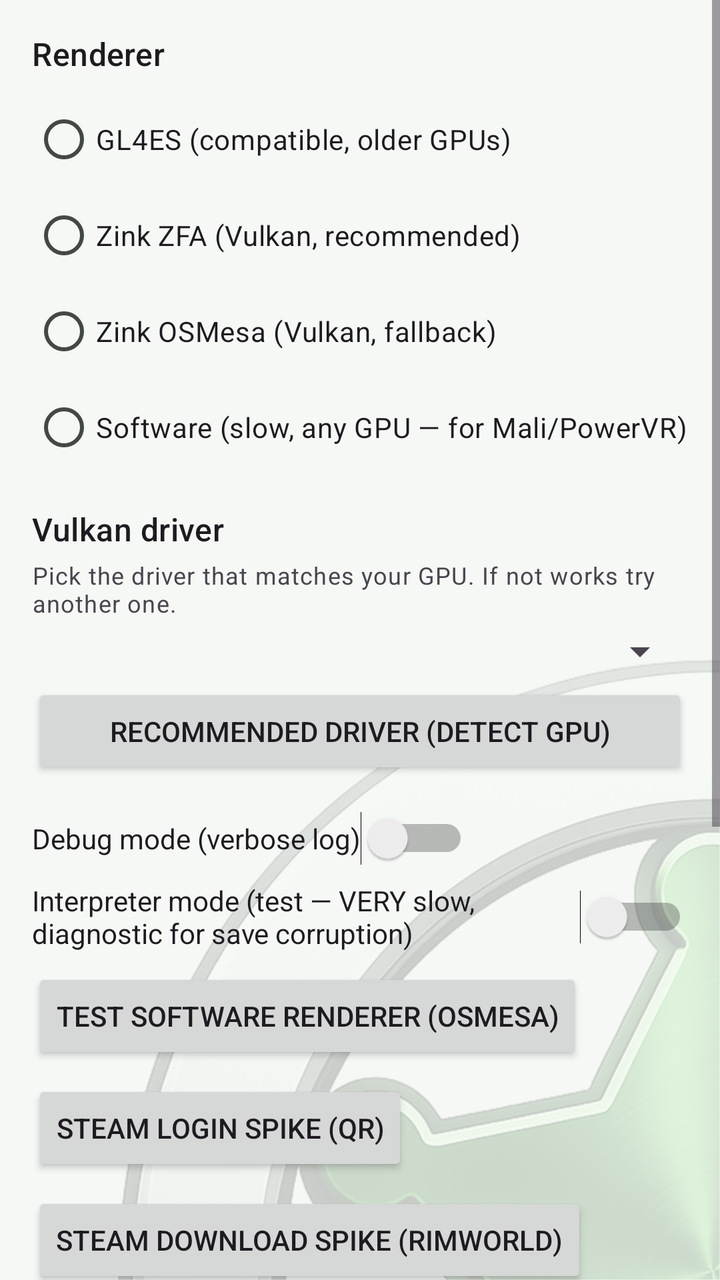
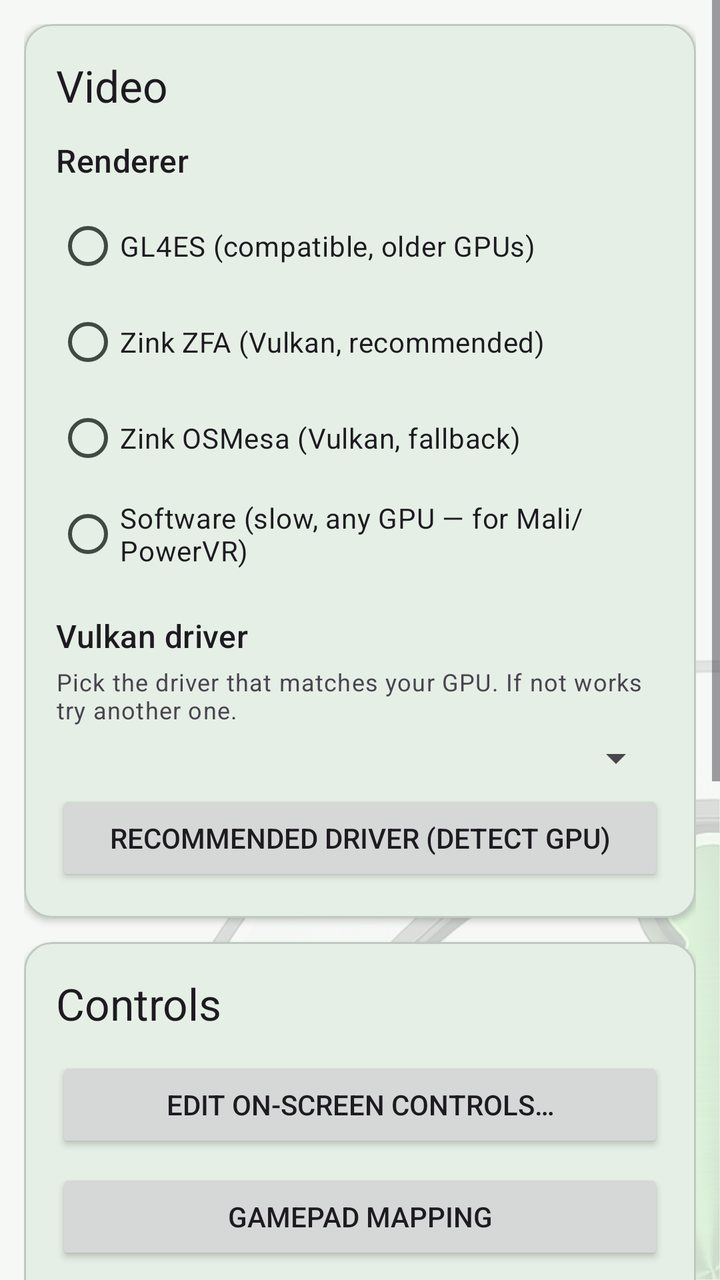

Screens rendered from an Android XML layout before and after an edit, with the pre-edit source and the edit as a unified diff.
<!-- AndroidManifest.xml: application theme AppTheme -->
<!-- res/layout/fragment_settings.xml -->
<?xml version="1.0" encoding="utf-8"?>
<ScrollView xmlns:android="http://schemas.android.com/apk/res/android"
    android:layout_width="match_parent"
    android:layout_height="match_parent">

  <LinearLayout
    android:layout_width="match_parent"
    android:layout_height="wrap_content"
    android:orientation="vertical"
    android:padding="16dp">

    <TextView
        android:layout_width="wrap_content"
        android:layout_height="wrap_content"
        android:text="@string/renderer"
        android:textAppearance="?attr/textAppearanceTitleMedium"
        android:layout_marginBottom="8dp" />

    <RadioGroup
        android:id="@+id/rg_renderer"
        android:layout_width="wrap_content"
        android:layout_height="wrap_content"
        android:layout_marginBottom="16dp">

        <RadioButton
            android:id="@+id/rb_gl4es"
            android:layout_width="wrap_content"
            android:layout_height="wrap_content"
            android:text="@string/gl4es_label" />

        <RadioButton
            android:id="@+id/rb_zink_zfa"
            android:layout_width="wrap_content"
            android:layout_height="wrap_content"
            android:text="@string/zink_zfa_label" />

        <RadioButton
            android:id="@+id/rb_zink_osmesa"
            android:layout_width="wrap_content"
            android:layout_height="wrap_content"
            android:text="@string/zink_osmesa_label" />

        <RadioButton
            android:id="@+id/rb_softpipe"
            android:layout_width="wrap_content"
            android:layout_height="wrap_content"
            android:text="@string/softpipe_label" />

    </RadioGroup>

    <TextView
        android:layout_width="wrap_content"
        android:layout_height="wrap_content"
        android:text="@string/vulkan_driver"
        android:textAppearance="?attr/textAppearanceTitleMedium"
        android:layout_marginBottom="4dp" />

    <TextView
        android:layout_width="wrap_content"
        android:layout_height="wrap_content"
        android:text="@string/vulkan_driver_hint"
        android:textAppearance="?attr/textAppearanceBodySmall"
        android:layout_marginBottom="4dp" />

    <Spinner
        android:id="@+id/spinner_vulkan_driver"
        android:layout_width="match_parent"
        android:layout_height="wrap_content"
        android:layout_marginBottom="4dp" />

    <Button
        android:id="@+id/btn_recommend_driver"
        android:layout_width="match_parent"
        android:layout_height="wrap_content"
        android:text="@string/driver_recommend"
        android:textSize="14dp"
        android:layout_marginBottom="16dp" />

    
    <LinearLayout
        android:layout_width="match_parent"
        android:layout_height="wrap_content"
        android:orientation="vertical"
        android:visibility="gone">

        <TextView
            android:id="@+id/tv_render_scale_label"
            android:layout_width="wrap_content"
            android:layout_height="wrap_content"
            android:layout_marginTop="16dp"
            android:text="Render scale: 60%"
            android:textAppearance="?attr/textAppearanceTitleMedium" />

        <TextView
            android:layout_width="wrap_content"
            android:layout_height="wrap_content"
            android:text="Lower % = bigger UI. RimWorld needs ≥67% or its menus overflow."
            android:textAppearance="?attr/textAppearanceBodySmall"
            android:layout_marginBottom="4dp" />

        <SeekBar
            android:id="@+id/sb_render_scale"
            android:layout_width="match_parent"
            android:layout_height="wrap_content"
            android:max="33"
            android:progress="5"
            android:layout_marginBottom="16dp" />
    </LinearLayout>

    <Switch
        android:id="@+id/sw_debug"
        android:layout_width="wrap_content"
        android:layout_height="wrap_content"
        android:text="@string/debug_mode" />

    <Switch
        android:id="@+id/sw_strict_barriers"
        android:layout_width="wrap_content"
        android:layout_height="wrap_content"
        android:layout_marginTop="8dp"
        android:text="@string/strict_barriers" />

    <Button
        android:id="@+id/btn_smoketest"
        android:layout_width="wrap_content"
        android:layout_height="wrap_content"
        android:layout_marginTop="8dp"
        android:text="@string/smoketest_label" />

    <Button
        android:id="@+id/btn_steam_spike"
        android:layout_width="wrap_content"
        android:layout_height="wrap_content"
        android:layout_marginTop="8dp"
        android:text="@string/steam_spike_label" />

    <Button
        android:id="@+id/btn_steam_dl"
        android:layout_width="wrap_content"
        android:layout_height="wrap_content"
        android:layout_marginTop="8dp"
        android:text="@string/steam_dl_label" />

    <TextView
        android:id="@+id/tv_steam_dl_status"
        android:layout_width="match_parent"
        android:layout_height="wrap_content"
        android:layout_marginTop="4dp"
        android:textIsSelectable="true"
        android:visibility="gone"
        android:textSize="12sp" />

    <Button
        android:id="@+id/btn_edit_controls"
        android:layout_width="match_parent"
        android:layout_height="wrap_content"
        android:layout_marginTop="16dp"
        android:text="@string/edit_controls" />

    <Button
        android:id="@+id/btn_gamepad_mapper"
        android:layout_width="match_parent"
        android:layout_height="wrap_content"
        android:layout_marginTop="8dp"
        android:text="@string/gamepad_mapper_settings_btn" />

    <Switch
        android:id="@+id/sw_drag_pan"
        android:layout_width="match_parent"
        android:layout_height="wrap_content"
        android:layout_marginTop="12dp"
        android:text="@string/drag_pan_label" />

    <Switch
        android:id="@+id/sw_haptic"
        android:layout_width="match_parent"
        android:layout_height="wrap_content"
        android:layout_marginTop="12dp"
        android:text="@string/haptic_label" />

    
    <Switch
        android:id="@+id/sw_audio"
        android:layout_width="match_parent"
        android:layout_height="wrap_content"
        android:layout_marginTop="12dp"
        android:visibility="gone"
        android:text="@string/audio_label" />

    
    <TextView
        android:layout_width="wrap_content"
        android:layout_height="wrap_content"
        android:layout_marginTop="24dp"
        android:text="@string/env_vars_title"
        android:textAppearance="?attr/textAppearanceTitleMedium"
        android:layout_marginBottom="4dp" />

    <TextView
        android:layout_width="match_parent"
        android:layout_height="wrap_content"
        android:text="@string/env_vars_hint"
        android:textAppearance="?attr/textAppearanceBodySmall"
        android:layout_marginBottom="4dp" />

    <EditText
        android:id="@+id/et_env_vars"
        android:layout_width="match_parent"
        android:layout_height="wrap_content"
        android:fontFamily="monospace"
        android:textSize="13sp"
        android:inputType="textNoSuggestions|textMultiLine|textVisiblePassword"
        android:hint="@string/env_vars_hint_example" />

  </LinearLayout>
</ScrollView>
<!-- resources referenced by this layout -->
<resources>
  <string name="audio_label">Game sound (experimental)</string>
  <string name="debug_mode">Debug mode (verbose log)</string>
  <string name="drag_pan_label">Drag the map with a finger to pan</string>
  <string name="driver_recommend">Recommended driver (detect GPU)</string>
  <string name="edit_controls">Edit on-screen controls…</string>
  <string name="env_vars_hint">KEY=VALUE pairs (space-separated), applied on launch and overriding the defaults. For diagnostics tests — leave empty unless you know what you\'re doing. </string>
  <string name="env_vars_hint_example">e.g. BOX64_DYNAREC_ALIGNED_ATOMICS=1</string>
  <string name="env_vars_title">Advanced: extra launch variables</string>
  <string name="gamepad_mapper_settings_btn">Gamepad mapping</string>
  <string name="gl4es_label">GL4ES (compatible, older GPUs)</string>
  <string name="haptic_label">Vibrate on button press</string>
  <string name="renderer">Renderer</string>
  <string name="smoketest_label">Test software renderer (OSMesa)</string>
  <string name="softpipe_label">Software (slow, any GPU — for Mali/PowerVR)</string>
  <string name="steam_dl_label">Steam download spike (RimWorld)</string>
  <string name="steam_spike_label">Steam login spike (QR)</string>
  <string name="strict_barriers">Interpreter mode (test — VERY slow, diagnostic for save corruption)</string>
  <string name="vulkan_driver">Vulkan driver</string>
  <string name="vulkan_driver_hint">Pick the driver that matches your GPU. If not works try another one.</string>
  <string name="zink_osmesa_label">Zink OSMesa (Vulkan, fallback)</string>
  <string name="zink_zfa_label">Zink ZFA (Vulkan, recommended)</string>
  <color name="rd_primary">#2E7D32</color>
  <color name="rd_primary_container">#B4F0B6</color>
  <color name="rd_on_primary_container">#00210A</color>
  <color name="md_theme_secondary">#4F6354</color>
  <color name="md_theme_onSecondary">#FFFFFF</color>
  <color name="md_theme_secondaryContainer">#D2E8D6</color>
  <color name="md_theme_onSecondaryContainer">#0E1F14</color>
  <color name="md_theme_tertiary">#3A656E</color>
  <color name="md_theme_onTertiary">#FFFFFF</color>
  <color name="md_theme_tertiaryContainer">#BEEAF5</color>
  <color name="md_theme_onTertiaryContainer">#001F25</color>
  <color name="md_theme_error">#BA1A1A</color>
  <color name="md_theme_onError">#FFFFFF</color>
  <color name="md_theme_errorContainer">#FFDAD6</color>
  <color name="md_theme_onErrorContainer">#410002</color>
  <color name="md_theme_background">#F5F8F4</color>
  <color name="md_theme_onBackground">#181D18</color>
  <color name="md_theme_surface">#F5F8F4</color>
  <color name="md_theme_onSurface">#181D18</color>
  <color name="md_theme_surfaceVariant">#DCE5DC</color>
  <color name="md_theme_onSurfaceVariant">#414942</color>
  <color name="md_theme_outlineVariant">#C0C9C0</color>
  <color name="md_theme_inverseSurface">#2D322E</color>
  <color name="md_theme_inverseOnSurface">#EFF1EB</color>
  <color name="md_theme_inversePrimary">#86D88A</color>
  <color name="md_theme_surfaceDim">#D5DBD3</color>
  <color name="md_theme_surfaceBright">#F5F8F4</color>
  <color name="md_theme_surfaceContainerLowest">#FFFFFF</color>
  <color name="md_theme_surfaceContainerLow">#EFF2EC</color>
  <color name="md_theme_surfaceContainer">#E9ECE6</color>
  <color name="md_theme_surfaceContainerHigh">#E4E7E1</color>
  <color name="md_theme_surfaceContainerHighest">#DEE1DB</color>
  <style name="AppTheme.NavigationView" parent="Widget.Material3.NavigationView">
          <item name="dividerColor">@color/rd_primary</item>
      </style>
  <!-- unchanged entries left out for length: 6 -->
</resources>

<!-- the commit's change to res/layout/fragment_settings.xml (unified diff, before → after) -->
@@ -1,5 +1,6 @@
 <?xml version="1.0" encoding="utf-8"?>
 <ScrollView xmlns:android="http://schemas.android.com/apk/res/android"
+    xmlns:app="http://schemas.android.com/apk/res-auto"
     android:layout_width="match_parent"
     android:layout_height="match_parent">
 
@@ -7,210 +8,306 @@
     android:layout_width="match_parent"
     android:layout_height="wrap_content"
     android:orientation="vertical"
-    android:padding="16dp">
-
-    <TextView
-        android:layout_width="wrap_content"
-        android:layout_height="wrap_content"
-        android:text="@string/renderer"
-        android:textAppearance="?attr/textAppearanceTitleMedium"
-        android:layout_marginBottom="8dp" />
-
-    <RadioGroup
-        android:id="@+id/rg_renderer"
-        android:layout_width="wrap_content"
-        android:layout_height="wrap_content"
-        android:layout_marginBottom="16dp">
-
-        <RadioButton
-            android:id="@+id/rb_gl4es"
-            android:layout_width="wrap_content"
-            android:layout_height="wrap_content"
-            android:text="@string/gl4es_label" />
-
-        <RadioButton
-            android:id="@+id/rb_zink_zfa"
-            android:layout_width="wrap_content"
-            android:layout_height="wrap_content"
-            android:text="@string/zink_zfa_label" />
-
-        <RadioButton
-            android:id="@+id/rb_zink_osmesa"
-            android:layout_width="wrap_content"
-            android:layout_height="wrap_content"
-            android:text="@string/zink_osmesa_label" />
-
-        <RadioButton
-            android:id="@+id/rb_softpipe"
-            android:layout_width="wrap_content"
-            android:layout_height="wrap_content"
-            android:text="@string/softpipe_label" />
-
-    </RadioGroup>
-
-    <TextView
-        android:layout_width="wrap_content"
-        android:layout_height="wrap_content"
-        android:text="@string/vulkan_driver"
-        android:textAppearance="?attr/textAppearanceTitleMedium"
-        android:layout_marginBottom="4dp" />
-
-    <TextView
-        android:layout_width="wrap_content"
-        android:layout_height="wrap_content"
-        android:text="@string/vulkan_driver_hint"
-        android:textAppearance="?attr/textAppearanceBodySmall"
-        android:layout_marginBottom="4dp" />
-
-    <Spinner
-        android:id="@+id/spinner_vulkan_driver"
+    android:padding="12dp">
+
+    
+    <com.google.android.material.card.MaterialCardView
         android:layout_width="match_parent"
         android:layout_height="wrap_content"
-        android:layout_marginBottom="4dp" />
-
-    <Button
-        android:id="@+id/btn_recommend_driver"
+        android:layout_marginBottom="12dp"
+        app:cardCornerRadius="14dp"
+        app:cardElevation="2dp">
+
+      <LinearLayout
+          android:layout_width="match_parent"
+          android:layout_height="wrap_content"
+          android:orientation="vertical"
+          android:padding="16dp">
+
+        <TextView
+            android:layout_width="wrap_content"
+            android:layout_height="wrap_content"
+            android:text="@string/card_video"
+            android:textAppearance="?attr/textAppearanceTitleLarge"
+            android:layout_marginBottom="12dp" />
+
+        <TextView
+            android:layout_width="wrap_content"
+            android:layout_height="wrap_content"
+            android:text="@string/renderer"
+            android:textAppearance="?attr/textAppearanceTitleMedium"
+            android:layout_marginBottom="8dp" />
+
+        <RadioGroup
+            android:id="@+id/rg_renderer"
+            android:layout_width="wrap_content"
+            android:layout_height="wrap_content"
+            android:layout_marginBottom="16dp">
+
+          <RadioButton
+              android:id="@+id/rb_gl4es"
+              android:layout_width="wrap_content"
+              android:layout_height="wrap_content"
+              android:text="@string/gl4es_label" />
+
+          <RadioButton
+              android:id="@+id/rb_zink_zfa"
+              android:layout_width="wrap_content"
+              android:layout_height="wrap_content"
+              android:text="@string/zink_zfa_label" />
+
+          <RadioButton
+              android:id="@+id/rb_zink_osmesa"
+              android:layout_width="wrap_content"
+              android:layout_height="wrap_content"
+              android:text="@string/zink_osmesa_label" />
+
+          <RadioButton
+              android:id="@+id/rb_softpipe"
+              android:layout_width="wrap_content"
+              android:layout_height="wrap_content"
+              android:text="@string/softpipe_label" />
+        </RadioGroup>
+
+        <TextView
+            android:layout_width="wrap_content"
+            android:layout_height="wrap_content"
+            android:text="@string/vulkan_driver"
+            android:textAppearance="?attr/textAppearanceTitleMedium"
+            android:layout_marginBottom="4dp" />
+
+        <TextView
+            android:layout_width="wrap_content"
+            android:layout_height="wrap_content"
+            android:text="@string/vulkan_driver_hint"
+            android:textAppearance="?attr/textAppearanceBodySmall"
+            android:layout_marginBottom="4dp" />
+
+        <Spinner
+            android:id="@+id/spinner_vulkan_driver"
+            android:layout_width="match_parent"
+            android:layout_height="wrap_content"
+            android:layout_marginBottom="4dp" />
+
+        <Button
+            android:id="@+id/btn_recommend_driver"
+            android:layout_width="match_parent"
+            android:layout_height="wrap_content"
+            android:text="@string/driver_recommend"
+            android:textSize="14dp" />
+      </LinearLayout>
+    </com.google.android.material.card.MaterialCardView>
+
+    
+    <com.google.android.material.card.MaterialCardView
         android:layout_width="match_parent"
         android:layout_height="wrap_content"
-        android:text="@string/driver_recommend"
-        android:textSize="14dp"
-        android:layout_marginBottom="16dp" />
+        android:layout_marginBottom="12dp"
+        app:cardCornerRadius="14dp"
+        app:cardElevation="2dp">
+
+      <LinearLayout
+          android:layout_width="match_parent"
+          android:layout_height="wrap_content"
+          android:orientation="vertical"
+          android:padding="16dp">
+
+        <TextView
+            android:layout_width="wrap_content"
+            android:layout_height="wrap_content"
+            android:text="@string/card_controls"
+            android:textAppearance="?attr/textAppearanceTitleLarge"
+            android:layout_marginBottom="12dp" />
+
+        <Button
+            android:id="@+id/btn_edit_controls"
+            android:layout_width="match_parent"
+            android:layout_height="wrap_content"
+            android:text="@string/edit_controls" />
+
+        <Button
+            android:id="@+id/btn_gamepad_mapper"
+            android:layout_width="match_parent"
+            android:layout_height="wrap_content"
+            android:layout_marginTop="8dp"
+            android:text="@string/gamepad_mapper_settings_btn" />
+
+        <Switch
+            android:id="@+id/sw_haptic"
+            android:layout_width="match_parent"
+            android:layout_height="wrap_content"
+            android:layout_marginTop="16dp"
+            android:text="@string/haptic_label" />
+
+        <Switch
+            android:id="@+id/sw_drag_pan"
+            android:layout_width="match_parent"
+            android:layout_height="wrap_content"
+            android:layout_marginTop="12dp"
+            android:text="@string/drag_pan_label" />
+      </LinearLayout>
+    </com.google.android.material.card.MaterialCardView>
 
     
-    <LinearLayout
+    <com.google.android.material.card.MaterialCardView
         android:layout_width="match_parent"
         android:layout_height="wrap_content"
-        android:orientation="vertical"
-        android:visibility="gone">
-
-        <TextView
-            android:id="@+id/tv_render_scale_label"
-            android:layout_width="wrap_content"
-            android:layout_height="wrap_content"
-            android:layout_marginTop="16dp"
-            android:text="Render scale: 60%"
-            android:textAppearance="?attr/textAppearanceTitleMedium" />
-
-        <TextView
-            android:layout_width="wrap_content"
-            android:layout_height="wrap_content"
-            android:text="Lower % = bigger UI. RimWorld needs ≥67% or its menus overflow."
+        android:layout_marginBottom="12dp"
+        app:cardCornerRadius="14dp"
+        app:cardElevation="2dp">
+
+      <LinearLayout
+          android:layout_width="match_parent"
+          android:layout_height="wrap_content"
+          android:orientation="vertical"
+          android:padding="16dp">
+
+        <TextView
+            android:layout_width="wrap_content"
+            android:layout_height="wrap_content"
+            android:text="@string/card_sound"
+            android:textAppearance="?attr/textAppearanceTitleLarge"
+            android:layout_marginBottom="12dp" />
+
+        <Button
+            android:id="@+id/btn_steam_spike"
+            android:layout_width="match_parent"
+            android:layout_height="wrap_content"
+            android:text="@string/sound_generate" />
+
+        <TextView
+            android:layout_width="match_parent"
+            android:layout_height="wrap_content"
+            android:text="@string/sound_generate_note"
             android:textAppearance="?attr/textAppearanceBodySmall"
-            android:layout_marginBottom="4dp" />
-
-        <SeekBar
-            android:id="@+id/sb_render_scale"
-            android:layout_width="match_parent"
-            android:layout_height="wrap_content"
-            android:max="33"
-            android:progress="5"
-            android:layout_marginBottom="16dp" />
-    </LinearLayout>
-
-    <Switch
-        android:id="@+id/sw_debug"
-        android:layout_width="wrap_content"
-        android:layout_height="wrap_content"
-        android:text="@string/debug_mode" />
-
-    <Switch
-        android:id="@+id/sw_strict_barriers"
-        android:layout_width="wrap_content"
-        android:layout_height="wrap_content"
-        android:layout_marginTop="8dp"
-        android:text="@string/strict_barriers" />
-
-    <Button
-        android:id="@+id/btn_smoketest"
-        android:layout_width="wrap_content"
-        android:layout_height="wrap_content"
-        android:layout_marginTop="8dp"
-        android:text="@string/smoketest_label" />
-
-    <Button
-        android:id="@+id/btn_steam_spike"
-        android:layout_width="wrap_content"
-        android:layout_height="wrap_content"
-        android:layout_marginTop="8dp"
-        android:text="@string/steam_spike_label" />
-
-    <Button
-        android:id="@+id/btn_steam_dl"
-        android:layout_width="wrap_content"
-        android:layout_height="wrap_content"
-        android:layout_marginTop="8dp"
-        android:text="@string/steam_dl_label" />
-
-    <TextView
-        android:id="@+id/tv_steam_dl_status"
+            android:layout_marginTop="4dp"
+            android:layout_marginBottom="8dp" />
+
+        <Switch
+            android:id="@+id/sw_audio"
+            android:layout_width="match_parent"
+            android:layout_height="wrap_content"
+            android:layout_marginTop="4dp"
+            android:text="@string/audio_label" />
+      </LinearLayout>
+    </com.google.android.material.card.MaterialCardView>
+
+    
+    <com.google.android.material.card.MaterialCardView
         android:layout_width="match_parent"
         android:layout_height="wrap_content"
-        android:layout_marginTop="4dp"
-        android:textIsSelectable="true"
-        android:visibility="gone"
-        android:textSize="12sp" />
-
-    <Button
-        android:id="@+id/btn_edit_controls"
-        android:layout_width="match_parent"
-        android:layout_height="wrap_content"
-        android:layout_marginTop="16dp"
-        android:text="@string/edit_controls" />
-
-    <Button
-        android:id="@+id/btn_gamepad_mapper"
-        android:layout_width="match_parent"
-        android:layout_height="wrap_content"
-        android:layout_marginTop="8dp"
-        android:text="@string/gamepad_mapper_settings_btn" />
-
-    <Switch
-        android:id="@+id/sw_drag_pan"
-        android:layout_width="match_parent"
-        android:layout_height="wrap_content"
-        android:layout_marginTop="12dp"
-        android:text="@string/drag_pan_label" />
-
-    <Switch
-        android:id="@+id/sw_haptic"
-        android:layout_width="match_parent"
-        android:layout_height="wrap_content"
-        android:layout_marginTop="12dp"
-        android:text="@string/haptic_label" />
-
-    
-    <Switch
-        android:id="@+id/sw_audio"
-        android:layout_width="match_parent"
-        android:layout_height="wrap_content"
-        android:layout_marginTop="12dp"
-        android:visibility="gone"
-        android:text="@string/audio_label" />
-
-    
-    <TextView
-        android:layout_width="wrap_content"
-        android:layout_height="wrap_content"
-        android:layout_marginTop="24dp"
-        android:text="@string/env_vars_title"
-        android:textAppearance="?attr/textAppearanceTitleMedium"
-        android:layout_marginBottom="4dp" />
-
-    <TextView
-        android:layout_width="match_parent"
-        android:layout_height="wrap_content"
-        android:text="@string/env_vars_hint"
-        android:textAppearance="?attr/textAppearanceBodySmall"
-        android:layout_marginBottom="4dp" />
-
-    <EditText
-        android:id="@+id/et_env_vars"
-        android:layout_width="match_parent"
-        android:layout_height="wrap_content"
-        android:fontFamily="monospace"
-        android:textSize="13sp"
-        android:inputType="textNoSuggestions|textMultiLine|textVisiblePassword"
-        android:hint="@string/env_vars_hint_example" />
+        android:layout_marginBottom="12dp"
+        app:cardCornerRadius="14dp"
+        app:cardElevation="2dp">
+
+      <LinearLayout
+          android:layout_width="match_parent"
+          android:layout_height="wrap_content"
+          android:orientation="vertical"
+          android:padding="16dp">
+
+        
+        <TextView
+            android:id="@+id/tv_advanced_header"
+            android:layout_width="match_parent"
+            android:layout_height="wrap_content"
+            android:text="@string/card_advanced"
+            android:textAppearance="?attr/textAppearanceTitleLarge"
+            android:drawableEnd="@android:drawable/arrow_down_float"
+            android:clickable="true"
+            android:focusable="true" />
+
+        <LinearLayout
+            android:id="@+id/ll_advanced_content"
+            android:layout_width="match_parent"
+            android:layout_height="wrap_content"
+            android:orientation="vertical"
+            android:visibility="gone">
+
+          <Switch
+              android:id="@+id/sw_debug"
+              android:layout_width="match_parent"
+              android:layout_height="wrap_content"
+              android:layout_marginTop="12dp"
+              android:text="@string/debug_mode" />
+
+          <TextView
+              android:layout_width="wrap_content"
+              android:layout_height="wrap_content"
+              android:layout_marginTop="16dp"
+              android:text="@string/env_section_header"
+              android:textAppearance="?attr/textAppearanceTitleMedium" />
+
+          <TextView
+              android:layout_width="match_parent"
+              android:layout_height="wrap_content"
+              android:text="@string/env_vars_hint"
+              android:textAppearance="?attr/textAppearanceBodySmall"
+              android:layout_marginBottom="4dp" />
+
+          <EditText
+              android:id="@+id/et_env_vars"
+              android:layout_width="match_parent"
+              android:layout_height="wrap_content"
+              android:fontFamily="monospace"
+              android:textSize="13sp"
+              android:inputType="textNoSuggestions|textMultiLine|textVisiblePassword"
+              android:hint="@string/env_vars_hint_example" />
+
+          
+          <Switch
+              android:id="@+id/sw_strict_barriers"
+              android:layout_width="wrap_content"
+              android:layout_height="wrap_content"
+              android:text="@string/strict_barriers"
+              android:visibility="gone" />
+
+          <Button
+              android:id="@+id/btn_smoketest"
+              android:layout_width="wrap_content"
+              android:layout_height="wrap_content"
+              android:text="@string/smoketest_label"
+              android:visibility="gone" />
+
+          <Button
+              android:id="@+id/btn_steam_dl"
+              android:layout_width="wrap_content"
+              android:layout_height="wrap_content"
+              android:text="@string/steam_dl_label"
+              android:visibility="gone" />
+
+          <TextView
+              android:id="@+id/tv_steam_dl_status"
+              android:layout_width="match_parent"
+              android:layout_height="wrap_content"
+              android:textIsSelectable="true"
+              android:visibility="gone"
+              android:textSize="12sp" />
+
+          
+          <LinearLayout
+              android:layout_width="match_parent"
+              android:layout_height="wrap_content"
+              android:orientation="vertical"
+              android:visibility="gone">
+
+            <TextView
+                android:id="@+id/tv_render_scale_label"
+                android:layout_width="wrap_content"
+                android:layout_height="wrap_content"
+                android:text="Render scale: 60%"
+                android:textAppearance="?attr/textAppearanceTitleMedium" />
+
+            <SeekBar
+                android:id="@+id/sb_render_scale"
+                android:layout_width="match_parent"
+                android:layout_height="wrap_content"
+                android:max="33"
+                android:progress="5" />
+          </LinearLayout>
+        </LinearLayout>
+      </LinearLayout>
+    </com.google.android.material.card.MaterialCardView>
 
   </LinearLayout>
 </ScrollView>
<!-- resource entries referenced after the edit -->
@@ -1,21 +1,26 @@
 <!-- resources referenced by this layout -->
 <resources>
-  <string name="audio_label">Game sound (experimental)</string>
+  <string name="audio_label">Game sound</string>
+  <string name="card_advanced">Advanced</string>
+  <string name="card_controls">Controls</string>
+  <string name="card_sound">Sound</string>
+  <string name="card_video">Video</string>
   <string name="debug_mode">Debug mode (verbose log)</string>
   <string name="drag_pan_label">Drag the map with a finger to pan</string>
   <string name="driver_recommend">Recommended driver (detect GPU)</string>
   <string name="edit_controls">Edit on-screen controls…</string>
+  <string name="env_section_header">Environment variables</string>
   <string name="env_vars_hint">KEY=VALUE pairs (space-separated), applied on launch and overriding the defaults. For diagnostics tests — leave empty unless you know what you\'re doing. </string>
   <string name="env_vars_hint_example">e.g. BOX64_DYNAREC_ALIGNED_ATOMICS=1</string>
-  <string name="env_vars_title">Advanced: extra launch variables</string>
   <string name="gamepad_mapper_settings_btn">Gamepad mapping</string>
   <string name="gl4es_label">GL4ES (compatible, older GPUs)</string>
   <string name="haptic_label">Vibrate on button press</string>
   <string name="renderer">Renderer</string>
   <string name="smoketest_label">Test software renderer (OSMesa)</string>
   <string name="softpipe_label">Software (slow, any GPU — for Mali/PowerVR)</string>
+  <string name="sound_generate">Install game sound</string>
+  <string name="sound_generate_note">Game sound is installed as a separate mod because of decoder issues. The toggle below turns that mod on or off.</string>
   <string name="steam_dl_label">Steam download spike (RimWorld)</string>
-  <string name="steam_spike_label">Steam login spike (QR)</string>
   <string name="strict_barriers">Interpreter mode (test — VERY slow, diagnostic for save corruption)</string>
   <string name="vulkan_driver">Vulkan driver</string>
   <string name="vulkan_driver_hint">Pick the driver that matches your GPU. If not works try another one.</string>
